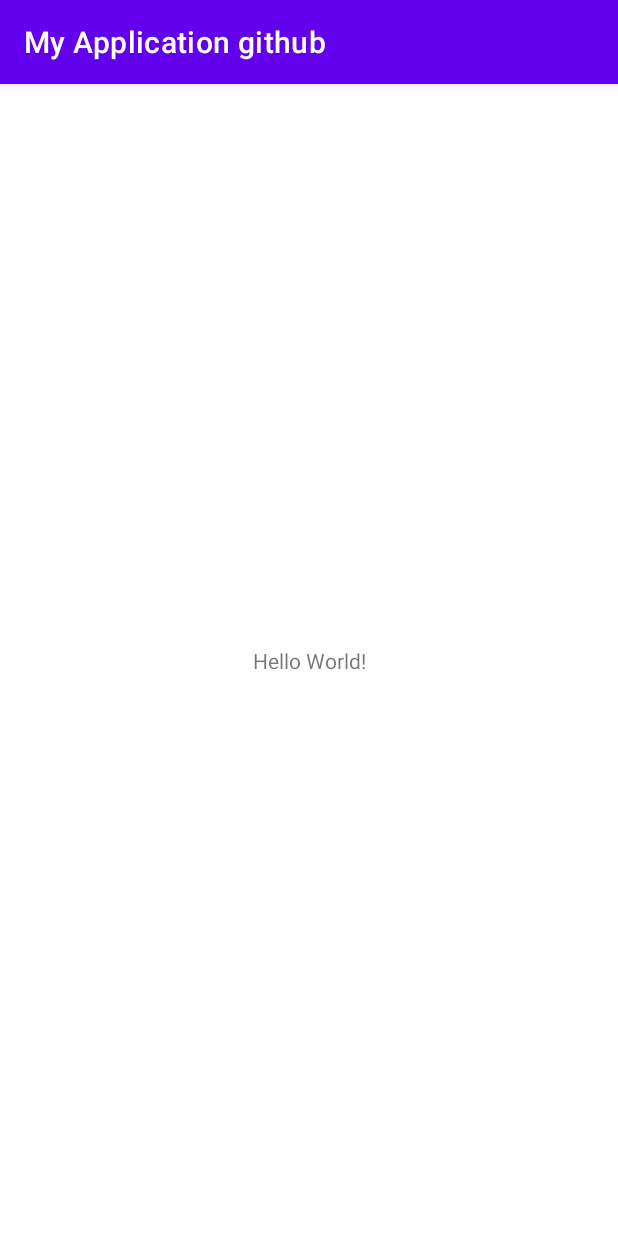
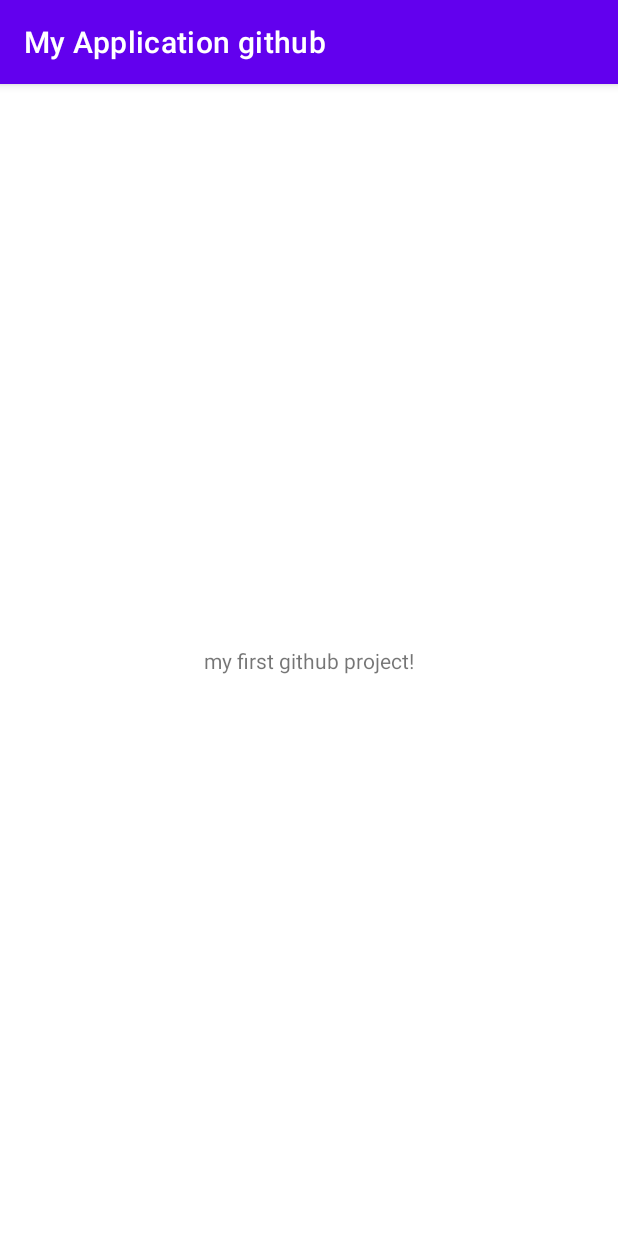
Before and after one commit to RmnYur/MyApplicationgithub, an Android app: the screen it shows after launch (MainActivity), on a phone screen of 412 x 824 dp. Run offline under Robolectric (Android 15) with nearby library versions, the phone set to English and light mode, and no system bars.

Commit message:
textview new

```diff
--- a/app/src/main/res/layout/activity_main.xml
+++ b/app/src/main/res/layout/activity_main.xml
@@ -9,7 +9,7 @@
     <TextView
         android:layout_width="wrap_content"
         android:layout_height="wrap_content"
-        android:text="Hello World!"
+        android:text="my first github project!"
         app:layout_constraintBottom_toBottomOf="parent"
         app:layout_constraintLeft_toLeftOf="parent"
         app:layout_constraintRight_toRightOf="parent"
```
Also changed, not shown: 1 other file.
